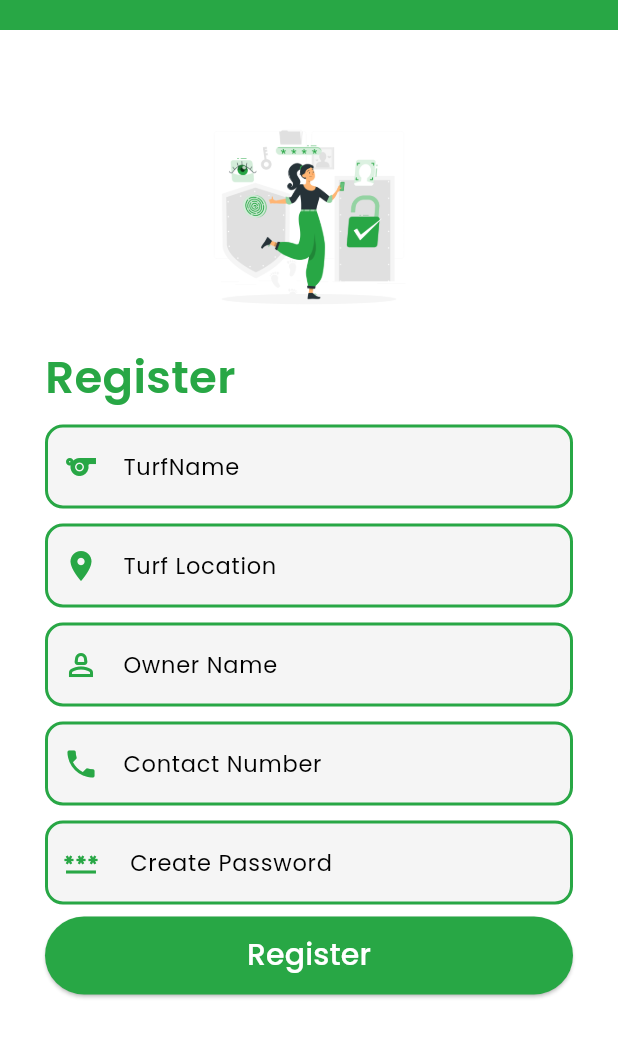
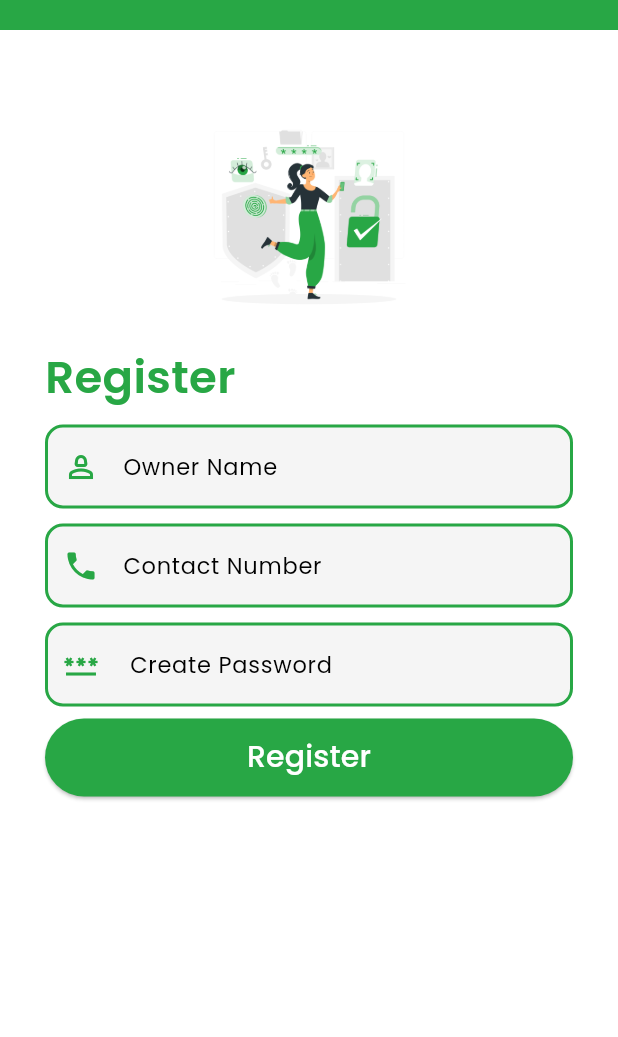
Before and after one commit to MuralidharanKrishnamoorthy/TurfMaster, a Flutter app: the adminregister screen opened directly, on a phone screen of 412 x 824 dp. Shown: the top 1037 px of the screen. Run offline on Flutter 3.47's test engine with Material 3 defaults, Android fonts, the light colour scheme and no system bars; our stand-ins replace animated_text_kit, flutter_spinkit, google_fonts, image_picker.

Commit message:
Initial commit

```diff
--- a/lib/pages-admin/adminregister.dart
+++ b/lib/pages-admin/adminregister.dart
@@ -13,12 +13,12 @@ class adminregister extends StatefulWidget {
 class _adminregisterState extends State<adminregister> {
   @override
   Widget build(BuildContext context) {
-    final _turfnamecontroller= TextEditingController();
-    final _turflocationcontroller=TextEditingController();
+
+
     final _turfownernamecontroller=TextEditingController();
     final _turfcontactnumbercontoller=TextEditingController();
     final _createpasswordcontroller=TextEditingController();
-    final _otpcontroller = TextEditingController();
+
     return Scaffold(
       appBar: PreferredSize(preferredSize: Size.fromHeight(20),
         child: AppBar(
@@ -44,85 +44,6 @@ class _adminregisterState extends State<adminregister> {
                   child: Text('Register',
                     style: GoogleFonts.poppins(fontWeight: FontWeight.w600, color: entireapp,fontSize:30 ,),
                   ),
-                ),
-                Container(
-                  child: Padding(padding: EdgeInsets.only(left: 30,right: 30,top: 10),
-                    child: TextField(
-                      keyboardType:TextInputType.name ,
-                      controller: _turfnamecontroller,
-                      cursorColor: linkColor,
-                      decoration: InputDecoration(
-                        prefixIcon: Icon(Icons.sports,color: entireapp,),
-                        labelText: 'TurfName',
-                        labelStyle: GoogleFonts.poppins(color: black,fontSize: 15),
-                        hintText: 'enter turf name',
-                        fillColor: scaffold,
-                        filled: true,
-                        hintStyle: GoogleFonts.poppins(fontSize: 15,fontWeight: FontWeight.w300),
-                        border: OutlineInputBorder(
-                            borderRadius: BorderRadius.circular(12),
-                            borderSide: BorderSide(color: entireapp,width: 2)
-                        ),
-                        enabledBorder: OutlineInputBorder(
-                          borderRadius: BorderRadius.circular(12),
-                          borderSide: BorderSide(color: entireapp, width: 2),
-                        ),
-                        focusedBorder: OutlineInputBorder(
-                          borderRadius: BorderRadius.circular(12),
-                          borderSide: BorderSide(color: entireapp, width: 2),
-                        ),
-                        errorBorder: OutlineInputBorder(
-                          borderRadius: BorderRadius.circular(12),
-                          borderSide: BorderSide(color: Colors.red, width: 2),
-                        ),
-                        focusedErrorBorder: OutlineInputBorder(
-                          borderRadius: BorderRadius.circular(12),
-                          borderSide: BorderSide(color: Colors.red, width: 2),
-                        ),
-                      ),
-
-                    ),
-                  ),
-                ),
-                Container(
-                  child: Padding(padding: EdgeInsets.only(left: 30,right: 30,top: 10),
-                    child: TextField(
-                      cursorColor: linkColor,
-                      keyboardType:TextInputType.streetAddress,
-                      controller: _turflocationcontroller,
-                      decoration: InputDecoration(
-                        prefixIcon: Icon(Icons.location_on_sharp,color: entireapp,),
-                        labelText: 'Turf Location',
-                        labelStyle: GoogleFonts.poppins(color: black,fontSize: 15),
-                        hintText: 'enter turf location',
-                        fillColor: scaffold,
-                        filled: true,
-                        hintStyle: GoogleFonts.poppins(fontSize: 15,fontWeight: FontWeight.w300),
-                        border: OutlineInputBorder(
-                            borderRadius: BorderRadius.circular(12),
-                            borderSide: BorderSide(color: entireapp,width: 2)
-                        ),
-                        enabledBorder: OutlineInputBorder(
-                          borderRadius: BorderRadius.circular(12),
-                          borderSide: BorderSide(color: entireapp, width: 2),
-                        ),
-                        focusedBorder: OutlineInputBorder(
-                          borderRadius: BorderRadius.circular(12),
-                          borderSide: BorderSide(color: entireapp, width: 2),
-                        ),
-                        errorBorder: OutlineInputBorder(
-                          borderRadius: BorderRadius.circular(12),
-                          borderSide: BorderSide(color: Colors.red, width: 2),
-                        ),
-                        focusedErrorBorder: OutlineInputBorder(
-                          borderRadius: BorderRadius.circular(12),
-                          borderSide: BorderSide(color: Colors.red, width: 2),
-                        ),
-                      ),
-
-                    ),
-                  ),
-
                 ),
                 Container(
                   child: Padding(padding: EdgeInsets.only(left: 30,right: 30,top: 10),
```
